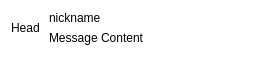
iwxyi/CatlikeQQ, file notification/notificationcard.ui: the form before one commit.
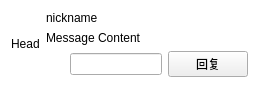
The form after the commit. Custom widgets are drawn as their Qt base class.

Commit message: 添加回复框

Patch:
```diff
--- a/notification/notificationcard.ui
+++ b/notification/notificationcard.ui
@@ -7,7 +7,7 @@
     <x>0</x>
     <y>0</y>
     <width>269</width>
-    <height>61</height>
+    <height>93</height>
    </rect>
   </property>
   <property name="windowTitle">
@@ -42,7 +42,7 @@
     </widget>
    </item>
    <item>
-    <layout class="QVBoxLayout" name="verticalLayout" stretch="0,1">
+    <layout class="QVBoxLayout" name="verticalLayout" stretch="0,1,0">
      <item>
       <widget class="QLabel" name="nicknameLabel">
        <property name="text">
@@ -60,10 +60,52 @@
        </property>
       </widget>
      </item>
+     <item>
+      <layout class="QHBoxLayout" name="horizontalLayout_2">
+       <property name="topMargin">
+        <number>0</number>
+       </property>
+       <item>
+        <spacer name="horizontalSpacer">
+         <property name="orientation">
+          <enum>Qt::Horizontal</enum>
+         </property>
+         <property name="sizeHint" stdset="0">
+          <size>
+           <width>40</width>
+           <height>20</height>
+          </size>
+         </property>
+        </spacer>
+       </item>
+       <item>
+        <widget class="ReplyEdit" name="messageEdit"/>
+       </item>
+       <item>
+        <widget class="InteractiveButtonBase" name="replyButton">
+         <property name="text">
+          <string>回复</string>
+         </property>
+        </widget>
+       </item>
+      </layout>
+     </item>
     </layout>
    </item>
   </layout>
  </widget>
+ <customwidgets>
+  <customwidget>
+   <class>InteractiveButtonBase</class>
+   <extends>QPushButton</extends>
+   <header>interactivebuttonbase.h</header>
+  </customwidget>
+  <customwidget>
+   <class>ReplyEdit</class>
+   <extends>QLineEdit</extends>
+   <header>replyedit.h</header>
+  </customwidget>
+ </customwidgets>
  <resources/>
  <connections/>
 </ui>
```
The commit also changes 8 other files.
